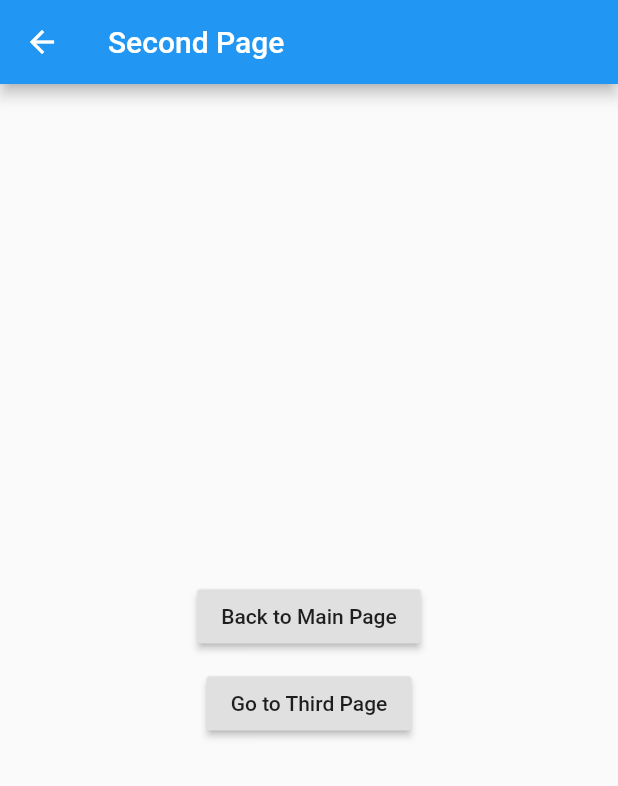
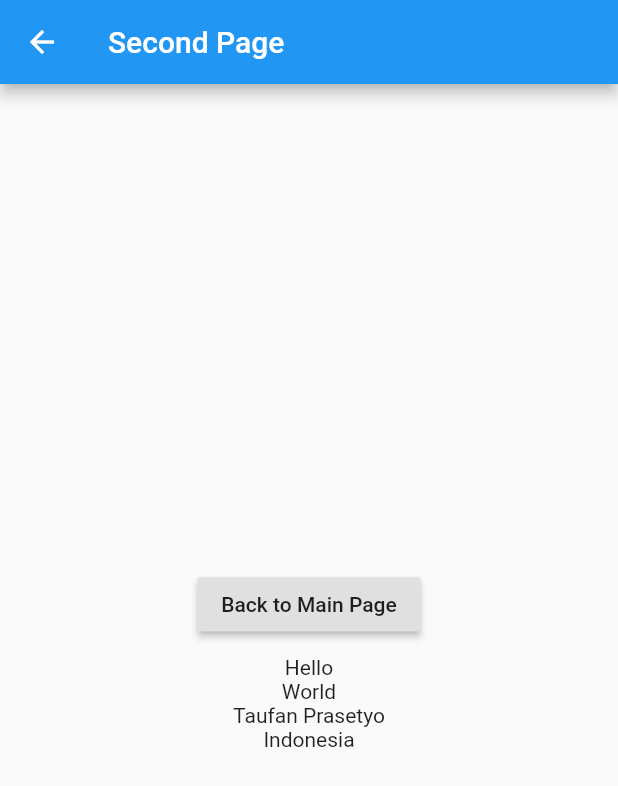
Before and after one commit to taufanbasri/flutter_basic, a Flutter app: the MainPage screen opened by its route, after a tap on "Go To Second Page", on a phone screen of 412 x 824 dp. Shown: the top 786 px of the screen. Run offline on Flutter 3.47's test engine with Material 2 defaults, Android fonts, the phone set to English and light mode, and no system bars; our stand-ins replace get.

Commit message:
Parsing Data

```diff
--- a/lib/main_page.dart
+++ b/lib/main_page.dart
@@ -14,7 +14,8 @@ class MainPage extends StatelessWidget {
       body: Center(
           child: RaisedButton(
         onPressed: () {
-          Get.toNamed('/second');
+          Get.toNamed('/second?name=Taufan Prasetyo&from=Indonesia',
+              arguments: ['Hello', 'World']);
         },
         child: const Text("Go To Second Page"),
       )),
--- a/lib/second_page.dart
+++ b/lib/second_page.dart
@@ -24,14 +24,14 @@ class SecondPage extends StatelessWidget {
             const SizedBox(
               height: 10,
             ),
-            RaisedButton(
-              onPressed: () async {
-                String result = await Get.to<String>(() => ThirdPage());
-
-                print("===> $result");
-              },
-              child: const Text("Go to Third Page"),
-            ),
+            Column(
+              children:
+                  (Get.arguments as List<String>).map((e) => Text(e)).toList() +
+                      [
+                        Text(Get.parameters['name']),
+                        Text(Get.parameters['from']),
+                      ],
+            )
           ],
         ),
       ),
```
